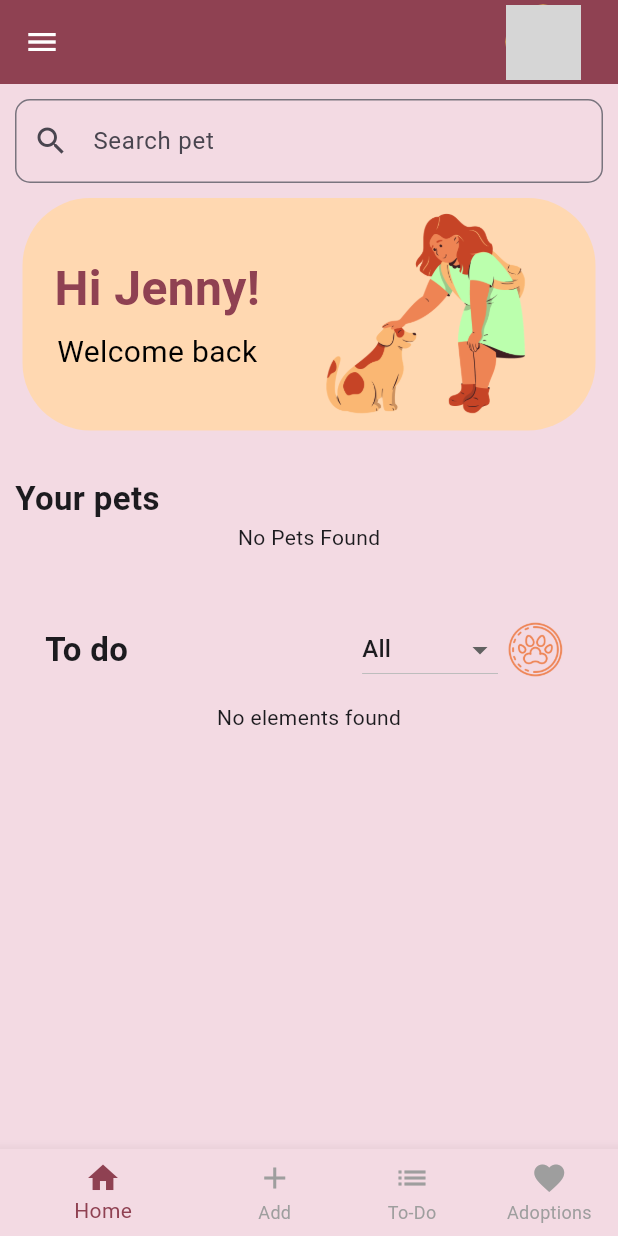
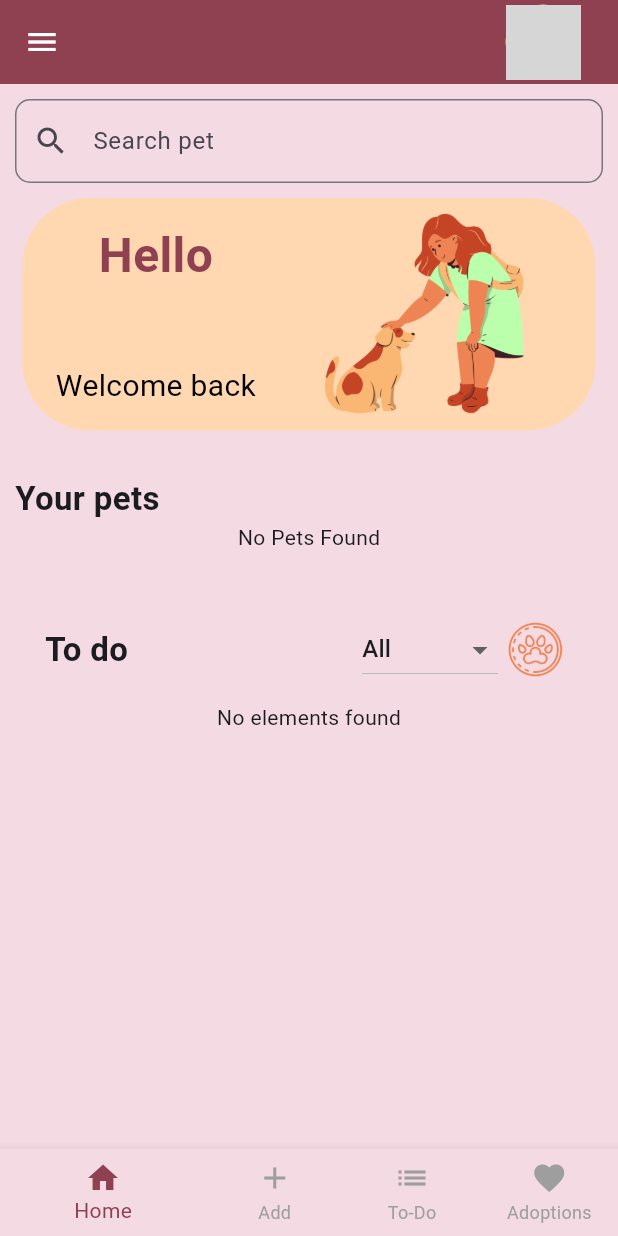
Before and after one commit to desparza13/petPals, a Flutter app: the AddPetPage screen opened by its route, after a tap on the "menu" icon, after a tap on "Home", on a phone screen of 412 x 824 dp. Run offline on Flutter 3.47's test engine with Material 2 defaults, Android fonts, the phone set to English and light mode, and no system bars; our stand-ins replace cloud_firestore, equatable, firebase_auth, firebase_core, flutter_bloc, flutter_calendar_carousel and 5 more; missing offline and left inert: firebase_ui_auth, firebase_ui_oauth_google; accounts and stored records are empty; network calls fail; grey boxes are pictures that could not be loaded.

Commit message:
modificacion para obtener el uid del usuario

```diff
--- a/pet_pals/lib/pages/home_page.dart
+++ b/pet_pals/lib/pages/home_page.dart
@@ -59,7 +59,15 @@ class HomePage extends StatelessWidget {
                     mainAxisAlignment: MainAxisAlignment.center,
                     children: [
                       Text(
-                        'Hi Jenny!',
+                        'Hello',
+                        style: TextStyle(
+                            color: theme.primary,
+                            fontSize: 32,
+                            fontWeight: FontWeight.bold),
+                      ),
+                      Text(
+                        FirebaseAuth.instance.currentUser!.displayName == null? '':
+                        FirebaseAuth.instance.currentUser!.displayName.toString(),
                         style: TextStyle(
                             color: theme.primary,
                             fontSize: 32,
@@ -98,7 +106,7 @@ class HomePage extends StatelessWidget {
                   FutureBuilder<List<Pet>>(
                     future: fetchPets(),
                     builder: (BuildContext context,
-                        AsyncSnapshot<List<Pet>> snapshot) {
+                      AsyncSnapshot<List<Pet>> snapshot) {
                       if (snapshot.connectionState == ConnectionState.waiting) {
                         return const Center(child: CircularProgressIndicator());
                       }
--- a/pet_pals/lib/pages/sign_in_page.dart
+++ b/pet_pals/lib/pages/sign_in_page.dart
@@ -2,6 +2,7 @@ import 'package:firebase_auth/firebase_auth.dart' hide EmailAuthProvider;
 import 'package:firebase_ui_auth/firebase_ui_auth.dart';
 import 'package:firebase_ui_oauth_google/firebase_ui_oauth_google.dart'; // new
 import 'package:flutter/material.dart';
+import 'package:pet_pals/pages/profile_page.dart';
 import 'package:pet_pals/providers/user_provider.dart';
 import 'package:pet_pals/widgets/bottom_nav_bar_widget.dart';
 import 'package:pet_pals/widgets/terms_of_use_widget.dart';
--- a/pet_pals/lib/providers/data_provider_pet.dart
+++ b/pet_pals/lib/providers/data_provider_pet.dart
@@ -6,10 +6,8 @@ import 'package:cloud_firestore/cloud_firestore.dart';
 //Obtener todas las mascotas de un usuario
 Future<List<Pet>> fetchPets() async {
   List<Pet> pets = [];
-  FirebaseAuth.instance.authStateChanges().listen((User? user) async {
-    if (user != null) {
-      String uid = user.uid;
-      print('TURBIO');
+  String uid = FirebaseAuth.instance.currentUser!.uid;
+  print('AAAAAAAAAAA');
   print(uid);
 
   QuerySnapshot petQuerySnapshot = await FirebaseFirestore.instance
@@ -17,8 +15,10 @@ Future<List<Pet>> fetchPets() async {
       .where('propietario', isEqualTo: uid)
       .get();
 
-      List<Pet> pets = petQuerySnapshot.docs.map((doc) {
+  pets = petQuerySnapshot.docs.map((doc) {
     Map<String, dynamic> petData = doc.data() as Map<String, dynamic>;
+    print('pets');
+    print(petData);
     return Pet(
       id: doc.id,
       name: petData['name'],
@@ -35,8 +35,6 @@ Future<List<Pet>> fetchPets() async {
       inAdoption: petData['inAdoption'],
     );
   }).toList();
-    }
-  });
 
   return pets;
 }
@@ -99,10 +97,7 @@ Future<List<Pet>> fetchPetsInAdoption() async {
 
 //Añadir mascota
 Future<void> addPet(Pet pet) async {
-  FirebaseAuth.instance.authStateChanges().listen((User? user) async {
-    if (user != null) {
-      String uid = '';
-      uid = user.uid;
+  String uid = FirebaseAuth.instance.currentUser!.uid;
 
   CollectionReference pets = FirebaseFirestore.instance.collection('pets');
   try {
@@ -124,5 +119,3 @@ Future<void> addPet(Pet pet) async {
     rethrow;
   }
 }
-  });
-}
--- a/pet_pals/lib/widgets/menu_drawer_widget.dart
+++ b/pet_pals/lib/widgets/menu_drawer_widget.dart
@@ -1,3 +1,4 @@
+import 'package:firebase_auth/firebase_auth.dart';
 import 'package:firebase_ui_auth/firebase_ui_auth.dart';
 import 'package:flutter/material.dart';
 import 'package:flutter_bloc/flutter_bloc.dart';
@@ -13,7 +14,8 @@ class Menu extends StatefulWidget {
 }
 
 class _MenuState extends State<Menu> {
-  final String username = "Jennifer";
+  final String username =
+      FirebaseAuth.instance.currentUser!.displayName.toString();
 
   @override
   Widget build(BuildContext context) {
@@ -63,7 +65,7 @@ class _MenuState extends State<Menu> {
                             radius: 20.0,
                           ),
                           SizedBox(width: 15),
-                          Text(username,
+                          Text(username == null ? '' : username,
                               style:
                                   TextStyle(fontSize: 20, color: Colors.white)),
                         ],
```
Also changed, not shown: pet_pals/lib/pages/add_pet_page.dart (+4 -4 lines), pet_pals/lib/pages/edit_profile_page.dart (+7 -14 lines), pet_pals/lib/pages/profile_page.dart (+3 -16 lines), pet_pals/pubspec.lock, 1 other file. Lines whose indentation alone changed are shown as unchanged.
